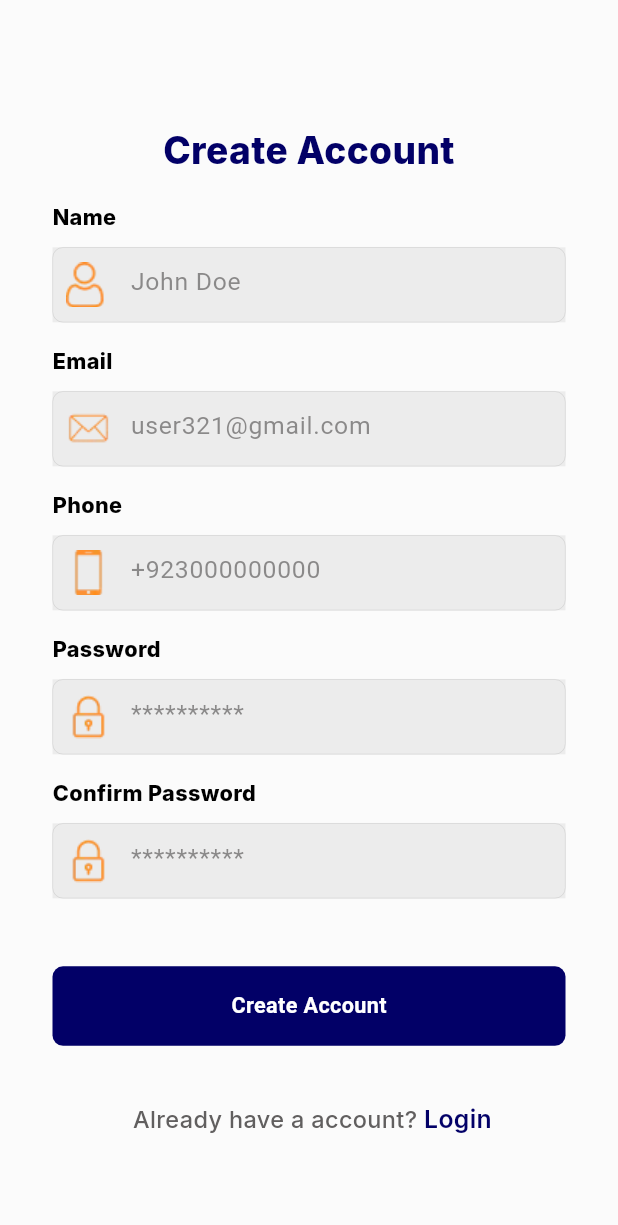
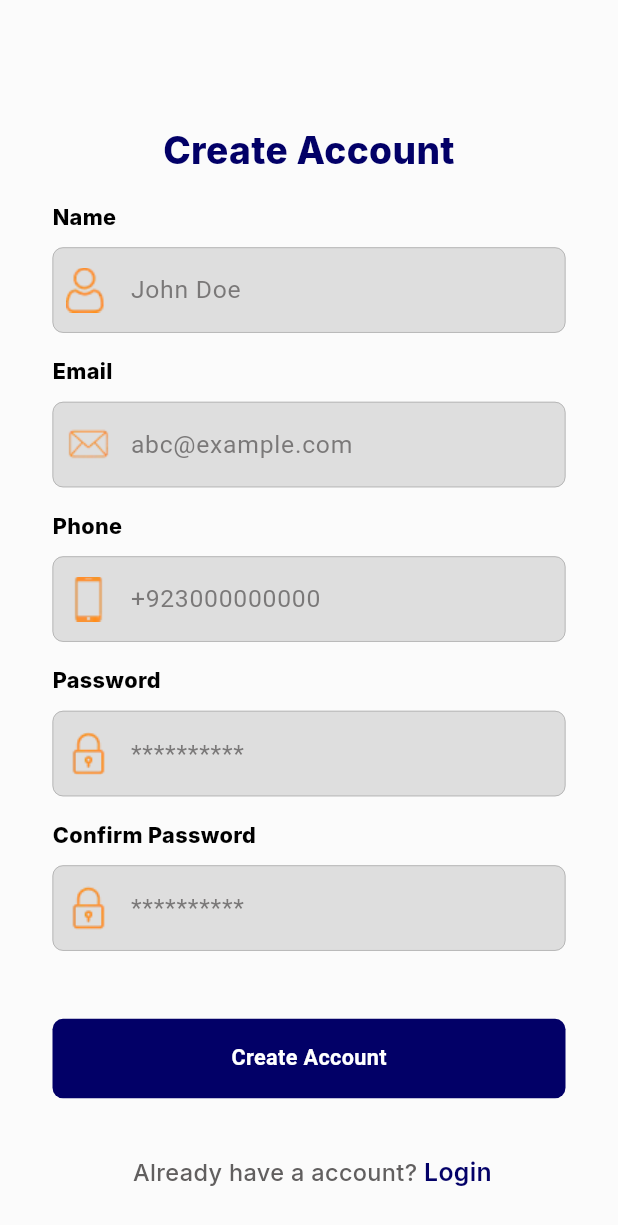
Before and after one commit to Cric-Media/cric_media_frontend, a Flutter app: the SignUpScreen screen opened by its route, on a phone screen of 412 x 824 dp. Shown: the top 1225 px of the screen. Run offline on Flutter 3.47's test engine with Material 3 defaults, Android fonts, the light colour scheme and no system bars; drawn by our look-alikes of extended_image; our stand-ins replace connectivity_plus, flutter_bloc, flutter_svg, fluttertoast, get, google_fonts and 3 more; accounts and stored records are empty.

Commit message:
Add red color constant and update text field styling

```diff
--- a/lib/constent/app_color.dart
+++ b/lib/constent/app_color.dart
@@ -6,4 +6,5 @@ class AppColor {
   static const textfieldColor = Color(0xffDEDEDE);
   static const hintColor = Color(0xff615F5F);
   static const grayColor = Color(0XFFA8A8A8);
+  static const redColor = Color(0XFFD0021B);
 }
--- a/lib/custom_widgets/costom_text_field.dart
+++ b/lib/custom_widgets/costom_text_field.dart
@@ -27,16 +27,7 @@ class CustomTextField extends StatelessWidget {
     return Column(
       crossAxisAlignment: CrossAxisAlignment.start,
       children: [
-        Container(
-          decoration: BoxDecoration(
-            color: Color(0XFFFBFBFB),
-            borderRadius: BorderRadius.circular(7),
-          ),
-          width: screenWidth * 0.95,
-          child: Container(
-            color: AppColor.textfieldColor.withOpacity(0.5),
-            height: 50,
-            child: TextFormField(
+        TextFormField(
           cursorHeight: 25,
           cursorColor: AppColor.blueColor,
           cursorWidth: 2,
@@ -58,19 +49,22 @@ class CustomTextField extends StatelessWidget {
                 : null,
             hintText: hintText,
             hintStyle: TextStyle(
-                  color: AppColor.hintColor.withOpacity(0.7),
+              color: AppColor.hintColor.withOpacity(0.8),
               fontSize: screenWidth * 0.040,
             ),
-                fillColor: AppColor.textfieldColor.withOpacity(0.5),
+            fillColor: AppColor.textfieldColor,
+            filled: true,
             focusedBorder: OutlineInputBorder(
               borderRadius: BorderRadius.circular(7),
-                  borderSide: BorderSide(color: AppColor.grayColor, width: 0.2),
+              borderSide: BorderSide(color: AppColor.blueColor, width: 0.5),
+            ),
+            errorBorder: OutlineInputBorder(
+              borderRadius: BorderRadius.circular(7),
+              borderSide: BorderSide(color: AppColor.redColor, width: 0.5),
             ),
             enabledBorder: OutlineInputBorder(
               borderRadius: BorderRadius.circular(7),
-                  borderSide: BorderSide(color: AppColor.grayColor, width: 0.2),
-                ),
-              ),
+              borderSide: BorderSide(color: AppColor.grayColor, width: 0.5),
             ),
           ),
         ),
--- a/lib/screens/auth_screen/sigin_screen/signIn.dart
+++ b/lib/screens/auth_screen/sigin_screen/signIn.dart
@@ -76,7 +76,7 @@ class _SigninScreenState extends State<SigninScreen> {
                         ),
                         CustomTextField(
                           isPassword: false,
-                          hintText: 'example@example.com',
+                          hintText: 'abc@example.com',
                           iconImagePath: AppIcons.email,
                           controller: value.emailController,
                           validator: (value) {
--- a/lib/screens/auth_screen/signUp_screen/signUp_screen.dart
+++ b/lib/screens/auth_screen/signUp_screen/signUp_screen.dart
@@ -25,6 +25,8 @@ class _SignUpScreenState extends State<SignUpScreen> {
 
   bool isLoading = false;
 
+  var formKey = GlobalKey<FormState>();
+
   @override
   Widget build(BuildContext context) {
     final screenWidth = MediaQuery.of(context).size.width;
@@ -38,6 +40,9 @@ class _SignUpScreenState extends State<SignUpScreen> {
           child: Stack(
             children: [
               Form(
+                key: formKey,
+                // autovalidateMode: AutovalidateMode.onUserInteraction,
+                canPop: true,
                 child: Column(
                   mainAxisAlignment: MainAxisAlignment.start,
                   crossAxisAlignment: CrossAxisAlignment.center,
@@ -105,7 +110,7 @@ class _SignUpScreenState extends State<SignUpScreen> {
                     ),
                     CustomTextField(
                       isPassword: false,
-                      hintText: 'user321@gmail.com',
+                      hintText: 'abc@example.com',
                       iconImagePath: AppIcons.email,
                       controller: emailController,
                       validator: (value) {
@@ -198,7 +203,7 @@ class _SignUpScreenState extends State<SignUpScreen> {
                         if (confirmPassword == null ||
                             confirmPassword.isEmpty) {
                           return 'Please confirm your password';
-                        } else if (confirmPassword != passwordController) {
+                        } else if (confirmPassword != passwordController.text) {
                           return 'Passwords do not match';
                         }
                         return null;
@@ -210,12 +215,14 @@ class _SignUpScreenState extends State<SignUpScreen> {
                     CustomButton(
                         backgroundColor: AppColor.blueColor,
                         onTap: () {
-                          user.name = nameController.text;
-                          user.email = emailController.text;
-                          user.phoneNumber = phoneController.text;
-                          user.password = passwordController.text;
+                          if (formKey.currentState!.validate()) {
+                            user.name = nameController.text;
+                            user.email = emailController.text;
+                            user.phoneNumber = phoneController.text;
+                            user.password = passwordController.text;
 
-                          context.read<AuthCubit>().signup(user);
+                            context.read<AuthCubit>().signup(user);
+                          }
                         },
                         buttonText: 'Create Account'),
                     SizedBox(height: screenHeight * 0.045),
```
Lines whose indentation alone changed are shown as unchanged.
